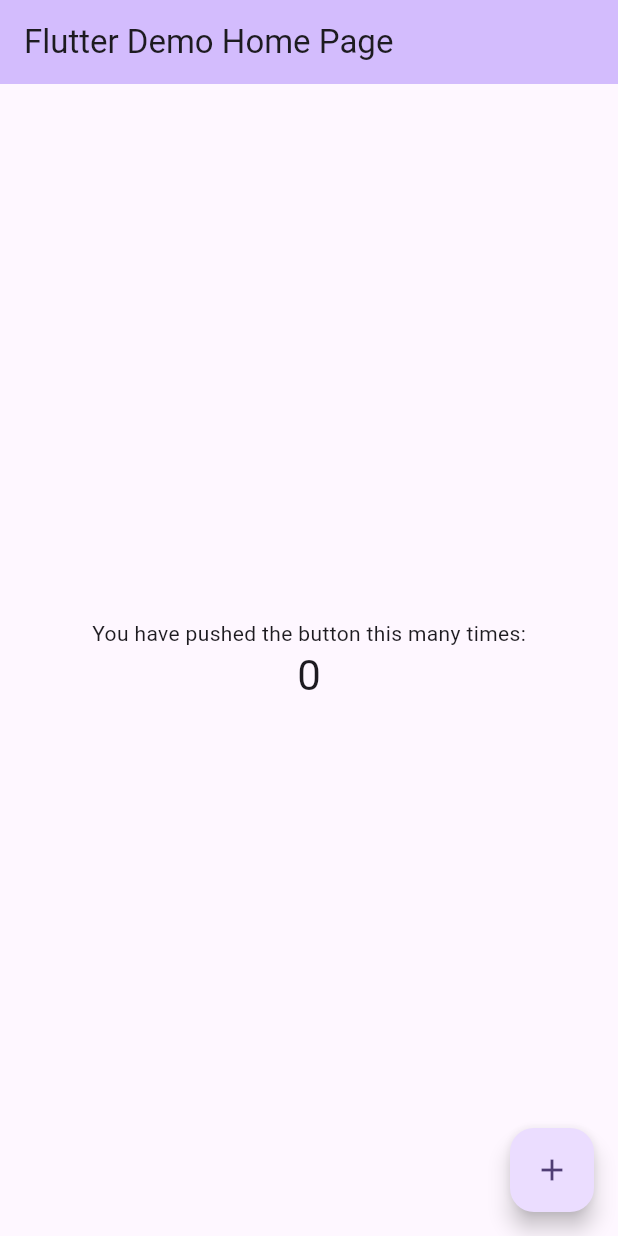
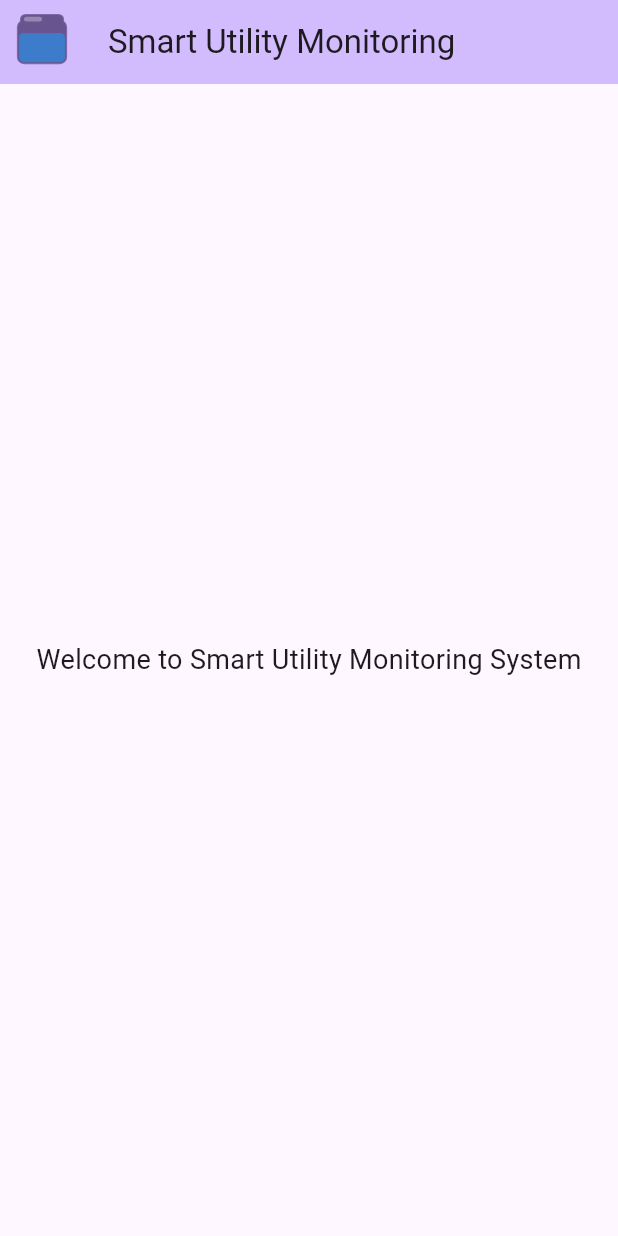
Before and after one commit to thisaru500/Updated_utility_monitoring_System, a Flutter app: the screen it shows after launch, on a phone screen of 412 x 824 dp. Run offline on Flutter 3.47's test engine with Material 3 defaults, Android fonts, the phone set to English and light mode, and no system bars.

Commit message:
remove other things

```diff
--- a/mobile_app/lib/main.dart
+++ b/mobile_app/lib/main.dart
@@ -1,4 +1,5 @@
 import 'package:flutter/material.dart';
+import 'widgets/tank_icon.dart';
 
 void main() {
   runApp(const MyApp());
@@ -7,115 +8,38 @@ void main() {
 class MyApp extends StatelessWidget {
   const MyApp({super.key});
 
-  // This widget is the root of your application.
   @override
   Widget build(BuildContext context) {
     return MaterialApp(
-      title: 'Flutter Demo',
+      title: 'Smart Utility Monitoring System',
       theme: ThemeData(
-        // This is the theme of your application.
-        //
-        // TRY THIS: Try running your application with "flutter run". You'll see
-        // the application has a purple toolbar. Then, without quitting the app,
-        // try changing the seedColor in the colorScheme below to Colors.green
-        // and then invoke "hot reload" (save your changes or press the "hot
-        // reload" button in a Flutter-supported IDE, or press "r" if you used
-        // the command line to start the app).
-        //
-        // Notice that the counter didn't reset back to zero; the application
-        // state is not lost during the reload. To reset the state, use hot
-        // restart instead.
-        //
-        // This works for code too, not just values: Most code changes can be
-        // tested with just a hot reload.
         colorScheme: ColorScheme.fromSeed(seedColor: Colors.deepPurple),
+        useMaterial3: true,
       ),
-      home: const MyHomePage(title: 'Flutter Demo Home Page'),
+      home: const HomePage(),
     );
   }
 }
 
-class MyHomePage extends StatefulWidget {
-  const MyHomePage({super.key, required this.title});
-
-  // This widget is the home page of your application. It is stateful, meaning
-  // that it has a State object (defined below) that contains fields that affect
-  // how it looks.
-
-  // This class is the configuration for the state. It holds the values (in this
-  // case the title) provided by the parent (in this case the App widget) and
-  // used by the build method of the State. Fields in a Widget subclass are
-  // always marked "final".
-
-  final String title;
-
-  @override
-  State<MyHomePage> createState() => _MyHomePageState();
-}
-
-class _MyHomePageState extends State<MyHomePage> {
-  int _counter = 0;
-
-  void _incrementCounter() {
-    setState(() {
-      // This call to setState tells the Flutter framework that something has
-      // changed in this State, which causes it to rerun the build method below
-      // so that the display can reflect the updated values. If we changed
-      // _counter without calling setState(), then the build method would not be
-      // called again, and so nothing would appear to happen.
-      _counter++;
-    });
-  }
+class HomePage extends StatelessWidget {
+  const HomePage({super.key});
 
   @override
   Widget build(BuildContext context) {
-    // This method is rerun every time setState is called, for instance as done
-    // by the _incrementCounter method above.
-    //
-    // The Flutter framework has been optimized to make rerunning build methods
-    // fast, so that you can just rebuild anything that needs updating rather
-    // than having to individually change instances of widgets.
     return Scaffold(
       appBar: AppBar(
-        // TRY THIS: Try changing the color here to a specific color (to
-        // Colors.amber, perhaps?) and trigger a hot reload to see the AppBar
-        // change color while the other colors stay the same.
         backgroundColor: Theme.of(context).colorScheme.inversePrimary,
-        // Here we take the value from the MyHomePage object that was created by
-        // the App.build method, and use it to set our appbar title.
-        title: Text(widget.title),
+        leading: const Padding(
+          padding: EdgeInsets.all(8.0),
+          child: TankIcon(size: 28.0),
+        ),
+        title: const Text('Smart Utility Monitoring'),
       ),
-      body: Center(
-        // Center is a layout widget. It takes a single child and positions it
-        // in the middle of the parent.
-        child: Column(
-          // Column is also a layout widget. It takes a list of children and
-          // arranges them vertically. By default, it sizes itself to fit its
-          // children horizontally, and tries to be as tall as its parent.
-          //
-          // Column has various properties to control how it sizes itself and
-          // how it positions its children. Here we use mainAxisAlignment to
-          // center the children vertically; the main axis here is the vertical
-          // axis because Columns are vertical (the cross axis would be
-          // horizontal).
-          //
-          // TRY THIS: Invoke "debug painting" (choose the "Toggle Debug Paint"
-          // action in the IDE, or press "p" in the console), to see the
-          // wireframe for each widget.
-          mainAxisAlignment: MainAxisAlignment.center,
-          children: [
-            const Text('You have pushed the button this many times:'),
-            Text(
-              '$_counter',
-              style: Theme.of(context).textTheme.headlineMedium,
-            ),
-          ],
+      body: const Center(
+        child: Text(
+          'Welcome to Smart Utility Monitoring System',
+          style: TextStyle(fontSize: 18),
         ),
-      ),
-      floatingActionButton: FloatingActionButton(
-        onPressed: _incrementCounter,
-        tooltip: 'Increment',
-        child: const Icon(Icons.add),
       ),
     );
   }
--- /dev/null
+++ b/mobile_app/lib/widgets/tank_icon.dart
@@ -0,0 +1,90 @@
+import 'package:flutter/material.dart';
+
+/// A small, eye-catching tank icon widget for the Smart Utility Monitoring System
+class TankIcon extends StatelessWidget {
+  final double size;
+  final Color? color;
+
+  const TankIcon({
+    super.key,
+    this.size = 32.0,
+    this.color,
+  });
+
+  @override
+  Widget build(BuildContext context) {
+    final tankColor = color ?? Theme.of(context).colorScheme.primary;
+
+    return CustomPaint(
+      size: Size(size, size * 1.2),
+      painter: _TankPainter(color: tankColor),
+    );
+  }
+}
+
+class _TankPainter extends CustomPainter {
+  final Color color;
+
+  _TankPainter({required this.color});
+
+  @override
+  void paint(Canvas canvas, Size size) {
+    final paint = Paint()
+      ..color = color
+      ..style = PaintingStyle.fill;
+
+    final strokePaint = Paint()
+      ..color = color.withOpacity(0.8)
+      ..style = PaintingStyle.stroke
+      ..strokeWidth = 1.5;
+
+    // Tank body (rounded rectangle)
+    final tankRect = RRect.fromRectAndRadius(
+      Rect.fromLTWH(size.width * 0.1, size.height * 0.15, size.width * 0.8, size.height * 0.7),
+      const Radius.circular(4),
+    );
+    canvas.drawRRect(tankRect, paint);
+
+    // Tank top (rounded cap)
+    final topRect = RRect.fromRectAndRadius(
+      Rect.fromLTWH(size.width * 0.15, size.height * 0.05, size.width * 0.7, size.height * 0.15),
+      const Radius.circular(3),
+    );
+    canvas.drawRRect(topRect, paint);
+
+    // Water level indicator (blue gradient effect)
+    final waterLevel = size.height * 0.5;
+    final waterPaint = Paint()
+      ..color = Colors.blue.withOpacity(0.6)
+      ..style = PaintingStyle.fill;
+
+    final waterRect = RRect.fromRectAndRadius(
+      Rect.fromLTWH(
+        size.width * 0.1,
+        size.height * 0.15 + (size.height * 0.7 - waterLevel),
+        size.width * 0.8,
+        waterLevel,
+      ),
+      const Radius.circular(4),
+    );
+    canvas.drawRRect(waterRect, waterPaint);
+
+    // Tank outline
+    canvas.drawRRect(tankRect, strokePaint);
+    canvas.drawRRect(topRect, strokePaint);
+
+    // Small highlight on top for 3D effect
+    final highlightPaint = Paint()
+      ..color = Colors.white.withOpacity(0.3)
+      ..style = PaintingStyle.fill;
+
+    final highlightRect = RRect.fromRectAndRadius(
+      Rect.fromLTWH(size.width * 0.2, size.height * 0.08, size.width * 0.3, size.height * 0.08),
+      const Radius.circular(2),
+    );
+    canvas.drawRRect(highlightRect, highlightPaint);
+  }
+
+  @override
+  bool shouldRepaint(covariant CustomPainter oldDelegate) => false;
+}
```
